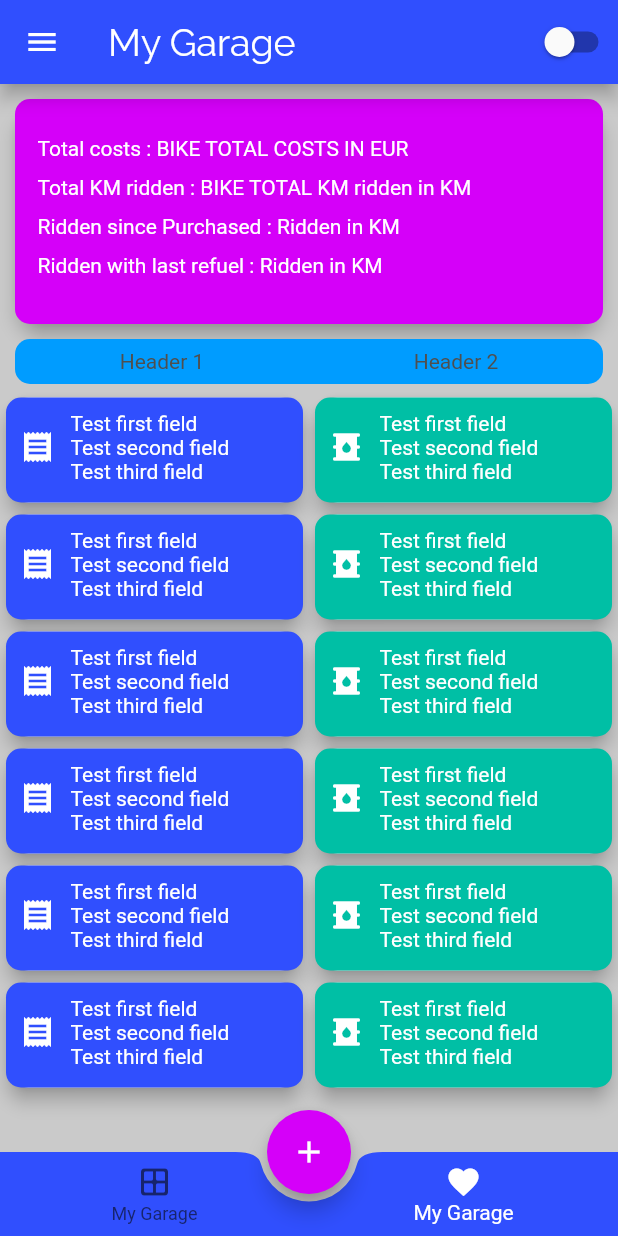
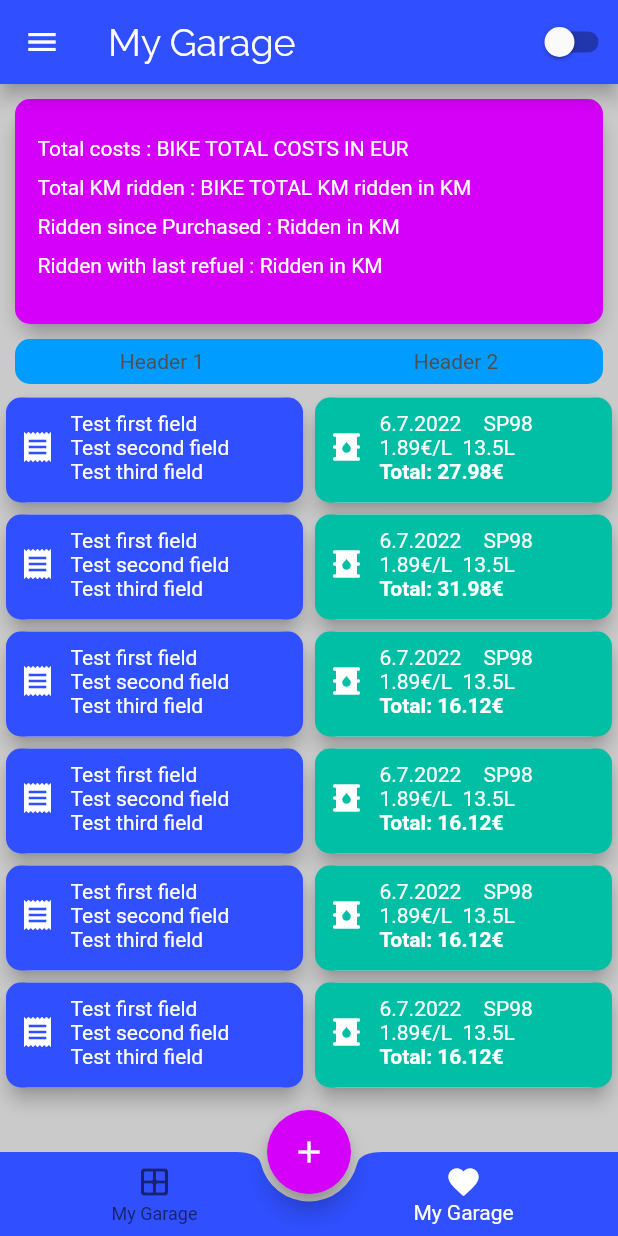
Before and after one commit to Tanguy-tech/BikesApp, a Flutter app: the screen it shows after launch, on a phone screen of 412 x 824 dp. Run offline on Flutter 3.47's test engine with Material 2 defaults, Android fonts, the phone set to English and light mode, and no system bars; missing offline and left inert: dart:ffi, image_picker_for_web, shared_preferences_web.

Commit message:
fuel conso screen display data from data files

```diff
--- a/lib/screens/fuel_consumption_screen.dart
+++ b/lib/screens/fuel_consumption_screen.dart
@@ -1,4 +1,5 @@
 import 'package:flutter/material.dart';
+import 'package:meals_app/widgets/fuel_consumption_list.dart';
 import '../widgets/main_drawer.dart';
 
 class FuelConsumptionScreen extends StatefulWidget {
@@ -16,7 +17,7 @@ class _FuelConsumptionScreenState extends State<FuelConsumptionScreen> {
     return Scaffold(
       appBar: AppBar(title: const Text("My fuel consumption")),
       drawer: const MainDrawer(),
-      body: const Center(child: Text("This is my fuel consumption screen")),
+      body: const Center(child: FuelConsumptionList()),
     );
   }
 }
--- a/lib/screens/invoice_screen.dart
+++ b/lib/screens/invoice_screen.dart
@@ -1,4 +1,5 @@
 import 'package:flutter/material.dart';
+import 'package:meals_app/widgets/invoices_list.dart';
 import 'package:meals_app/widgets/main_drawer.dart';
 
 class InvoiceScreen extends StatefulWidget {
@@ -16,7 +17,7 @@ class _InvoiceScreenState extends State<InvoiceScreen> {
     return Scaffold(
       appBar: AppBar(title: const Text("My invoices")),
       drawer: const MainDrawer(),
-      body: const Center(child: Text("This is my invoices screen")),
+      body: const Center(child: InvoicesList()),
     );
   }
 }
--- a/lib/widgets/fuel_consumption_item.dart
+++ b/lib/widgets/fuel_consumption_item.dart
@@ -1,3 +1,5 @@
+// ignore_for_file: unnecessary_brace_in_string_interps
+
 import 'package:flutter/material.dart';
 
 class FuelCosumptionItem extends StatelessWidget {
@@ -43,34 +45,48 @@ class FuelCosumptionItem extends StatelessWidget {
                         padding: const EdgeInsets.only(left: 10),
                         child: Column(
                           children: [
+                            Row(
+                                crossAxisAlignment: CrossAxisAlignment.end,
+                                children: [
+                                  SizedBox(
+                                    width: constraints.maxWidth * 0.35,
+                                    child: Text(
+                                      '${date.day}.${date.month}.${date.year}',
+                                      textAlign: TextAlign.left,
+                                      style: const TextStyle(
+                                        color: Colors.white,
+                                      ),
+                                    ),
+                                  ),
+                                  SizedBox(
+                                    width: constraints.maxWidth * 0.35,
+                                    child: Text(
+                                      fuelType,
+                                      textAlign: TextAlign.left,
+                                      style: const TextStyle(
+                                        color: Colors.white,
+                                      ),
+                                    ),
+                                  ),
+                                ]),
                             SizedBox(
                               width: constraints.maxWidth * 0.7,
-                              child: const Text(
-                                "Test first field",
+                              child: Text(
+                                '${pricePerLitter}€/L  ${volume}L',
                                 textAlign: TextAlign.left,
-                                style: TextStyle(
+                                style: const TextStyle(
                                   color: Colors.white,
                                 ),
                               ),
                             ),
                             SizedBox(
                               width: constraints.maxWidth * 0.7,
-                              child: const Text(
-                                "Test second field",
+                              child: Text(
+                                'Total: ${price}€',
                                 textAlign: TextAlign.left,
-                                style: TextStyle(
-                                  color: Colors.white,
-                                ),
-                              ),
-                            ),
-                            SizedBox(
-                              width: constraints.maxWidth * 0.7,
-                              child: const Text(
-                                "Test third field",
-                                textAlign: TextAlign.left,
-                                style: TextStyle(
-                                  color: Colors.white,
-                                ),
+                                style: const TextStyle(
+                                    color: Colors.white,
+                                    fontWeight: FontWeight.bold),
                               ),
                             ),
                           ],
--- a/pubspec.yaml
+++ b/pubspec.yaml
@@ -35,6 +35,7 @@ dependencies:
   adaptive_theme: ^3.1.1
   provider: ^6.0.3
   shared_preferences:
+  date_format:
 
 
   # The following adds the Cupertino Icons font to your application.
```
Also changed, not shown: pubspec.lock.
